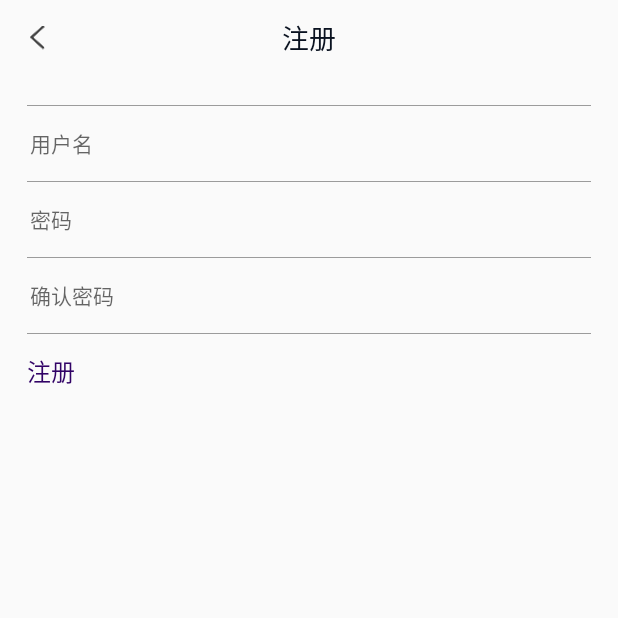
After one commit to wxdwlai/FINAL_Re, an Android app: the RegisterActivity screen opened directly, with no data from a screen before it, on a phone screen of 412 x 824 dp, the top half of it. The commit adds this screen. Run offline under Robolectric (Android 15) with nearby library versions, the phone set to English and light mode, and no system bars.

Commit message:
新用户注册

```diff
--- a/app/src/main/AndroidManifest.xml
+++ b/app/src/main/AndroidManifest.xml
@@ -64,7 +64,8 @@
             android:name=".my.PostRecipeActivity"
             android:windowSoftInputMode="stateHidden" />
         <activity android:name=".my.RecipeTypeSettingActivity" />
-        <activity android:name=".my.UserActivity"></activity>
+        <activity android:name=".my.UserActivity" />
+        <activity android:name=".RegisterActivity"></activity>
     </application>
 
 </manifest>
--- /dev/null
+++ b/app/src/main/java/com/example/dell/recipebywx/RegisterActivity.java
@@ -0,0 +1,91 @@
+package com.example.dell.recipebywx;
+
+import android.support.v7.app.AppCompatActivity;
+import android.os.Bundle;
+import android.view.View;
+import android.widget.EditText;
+import android.widget.LinearLayout;
+import android.widget.TextView;
+import android.widget.Toast;
+
+import com.example.dell.recipebywx.model.RegisterModel;
+import com.example.dell.recipebywx.service.ServiceAPI;
+import com.example.dell.recipebywx.service.XutilsHttp;
+import com.example.dell.recipebywx.utils.Helper;
+import com.google.gson.Gson;
+
+import java.util.HashMap;
+import java.util.Map;
+
+public class RegisterActivity extends AppCompatActivity {
+
+    private LinearLayout back;
+    private EditText userNameEtv;
+    private EditText passwordEdv;
+    private EditText passwordTEtv;
+    private TextView registerTv;
+    @Override
+    protected void onCreate(Bundle savedInstanceState) {
+        super.onCreate(savedInstanceState);
+        setContentView(R.layout.activity_register);
+        this.changeStatusBarTextColor(true);
+        initView();
+    }
+
+    private void initView() {
+        back = (LinearLayout)findViewById(R.id.toolbar_left_btn);
+        userNameEtv = (EditText)findViewById(R.id.user_id_etv);
+        passwordEdv = (EditText)findViewById(R.id.user_password_etv);
+        passwordTEtv = (EditText)findViewById(R.id.user_password_twice_etv);
+        registerTv = (TextView)findViewById(R.id.register_tv);
+        back.setOnClickListener(new View.OnClickListener() {
+            @Override
+            public void onClick(View v) {
+                finish();
+            }
+        });
+        registerTv.setOnClickListener(new View.OnClickListener() {
+            @Override
+            public void onClick(View v) {
+                if (userNameEtv.getText().toString().length()==0) {
+                    Toast.makeText(RegisterActivity.this,"用户名不能为空",Toast.LENGTH_SHORT).show();
+                }
+                else if (passwordEdv.getText().toString().length()==0||passwordTEtv.getText().toString().length()==0) {
+                    Toast.makeText(RegisterActivity.this,"密码不能为空",Toast.LENGTH_SHORT).show();
+                }
+                else if (!passwordEdv.getText().toString().equals(passwordTEtv.getText().toString())) {
+                    Toast.makeText(RegisterActivity.this,"两次密码不一致",Toast.LENGTH_SHORT).show();
+                }
+                else {
+                    postRegister();
+                }
+            }
+        });
+    }
+
+    private void postRegister() {
+        Map<String,String> map = new HashMap<>();
+        String name = userNameEtv.getText().toString();
+        String password = passwordEdv.getText().toString();
+        map.put("userName",name);
+        map.put("password",password);
+        XutilsHttp.getInstance().post(ServiceAPI.RegisterUrl, map, null, new XutilsHttp.XCallBack() {
+            @Override
+            public void onResponse(String result) {
+                if (result != null) {
+                    RegisterModel model = new Gson().fromJson(result,RegisterModel.class);
+                    Toast.makeText(RegisterActivity.this,model.getMessage(),Toast.LENGTH_SHORT).show();
+                }
+            }
+
+            @Override
+            public void onError(String result) {
+
+            }
+        });
+    }
+    private void changeStatusBarTextColor(boolean isBlack) {
+        int type = Helper.statusBarLightMode(this);
+        Helper.statusBarLightMode(this,type);
+    }
+}
--- a/app/src/main/java/com/example/dell/recipebywx/home/HomeFragment.java
+++ b/app/src/main/java/com/example/dell/recipebywx/home/HomeFragment.java
@@ -2,6 +2,7 @@ package com.example.dell.recipebywx.home;
 
 import android.content.Intent;
 import android.os.Bundle;
+import android.support.annotation.Nullable;
 import android.support.design.widget.TabLayout;
 import android.support.v4.app.Fragment;
 import android.support.v4.app.FragmentManager;
@@ -129,6 +130,11 @@ public class HomeFragment extends Fragment {
     }
 
     @Override
+    public void onActivityCreated(@Nullable Bundle savedInstanceState) {
+        super.onActivityCreated(savedInstanceState);
+    }
+
+    @Override
     public void onActivityResult(int requestCode, int resultCode, Intent data) {
         super.onActivityResult(requestCode, resultCode, data);
         localUserInfo = new LocalUserInfo(getContext());
--- a/app/src/main/java/com/example/dell/recipebywx/service/ServiceAPI.java
+++ b/app/src/main/java/com/example/dell/recipebywx/service/ServiceAPI.java
@@ -7,6 +7,9 @@ package com.example.dell.recipebywx.service;
 public class ServiceAPI {
     public static String DOMAIN = "http://192.168.137.1:8080/";
     public static String LoginUrl = DOMAIN + "login";//用户登录接口
+
+    public static String RegisterUrl = DOMAIN + "register";//用户注册接口
+
     public static String ListUrl = DOMAIN + "listRecipe";//展示菜谱接口
     public static String GetUser = DOMAIN + "getUserDetail";//获取用户信息
     public static String UpdateUserInfor = DOMAIN + "update/UserInfor";//修改用户资料
--- /dev/null
+++ b/app/src/main/res/layout/activity_register.xml
@@ -0,0 +1,89 @@
+<?xml version="1.0" encoding="utf-8"?>
+<com.example.dell.recipebywx.CustomToolBar xmlns:android="http://schemas.android.com/apk/res/android"
+    xmlns:app="http://schemas.android.com/apk/res-auto"
+    xmlns:tools="http://schemas.android.com/tools"
+    android:layout_width="match_parent"
+    android:layout_height="match_parent"
+    app:left_btn_visible="true"
+    app:center_tv_visible="true"
+    app:center_tv_text="注册"
+    android:orientation="vertical"
+    tools:context="com.example.dell.recipebywx.LoginActivity">
+
+    <LinearLayout
+        android:layout_width="match_parent"
+        android:layout_height="match_parent"
+        android:orientation="vertical"
+        android:layout_marginTop="20dp"
+        android:layout_marginLeft="18dp"
+        android:layout_marginRight="18dp">
+        <View
+            android:layout_width="match_parent"
+            android:layout_height="0.1dp"
+            android:background="@color/title_subtitle"
+            android:paddingBottom="2dp"/>
+        <EditText
+            android:id="@+id/user_id_etv"
+            android:layout_width="match_parent"
+            android:layout_height="50dp"
+            android:gravity="center_vertical"
+            android:padding="2dp"
+            android:hint="用户名"
+            android:textSize="14dp"
+            android:background="@null"/>
+        <View
+            android:layout_width="match_parent"
+            android:layout_height="0.1dp"
+            android:background="@color/title_subtitle"
+            android:paddingTop="2dp"
+            android:paddingBottom="2dp"/>
+        <EditText
+            android:id="@+id/user_password_etv"
+            android:layout_width="match_parent"
+            android:layout_height="50dp"
+            android:gravity="center_vertical"
+            android:padding="2dp"
+            android:inputType="textPassword"
+            android:hint="密码"
+            android:textSize="14dp"
+            android:background="@null"/>
+        <View
+            android:layout_width="match_parent"
+            android:layout_height="0.1dp"
+            android:background="@color/title_subtitle"
+            android:paddingTop="2dp"/>
+
+        <EditText
+            android:id="@+id/user_password_twice_etv"
+            android:layout_width="match_parent"
+            android:layout_height="50dp"
+            android:gravity="center_vertical"
+            android:padding="2dp"
+            android:inputType="textPassword"
+            android:hint="确认密码"
+            android:textSize="14dp"
+            android:background="@null"/>
+        <View
+            android:layout_width="match_parent"
+            android:layout_height="0.1dp"
+            android:background="@color/title_subtitle"
+            android:paddingTop="2dp"/>
+        <TextView
+            android:id="@+id/register_tv"
+            android:layout_width="match_parent"
+            android:layout_height="50dp"
+            android:gravity="center_vertical"
+            android:textSize="16dp"
+            android:textColor="#310266"
+            android:text="注册"/>
+        <TextView
+            android:layout_width="match_parent"
+            android:layout_height="50dp"
+            android:textSize="14dp"
+            android:gravity="center_vertical"
+            android:textColor="@color/background_color_red"
+            android:text="没有账号？注册一个"
+            android:visibility="gone"/>
+    </LinearLayout>
+
+</com.example.dell.recipebywx.CustomToolBar>
```
Also changed, not shown: app/src/main/java/com/example/dell/recipebywx/LoginActivity.java (+10 -1 lines), app/src/main/java/com/example/dell/recipebywx/model/RegisterModel.java (added, +52 -0 lines).
